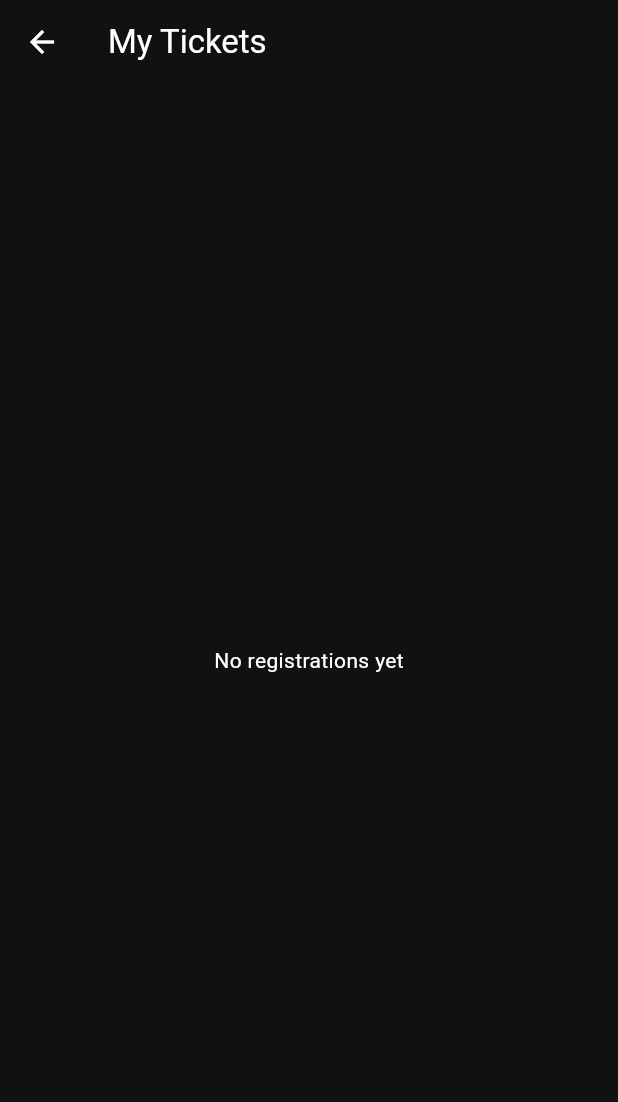
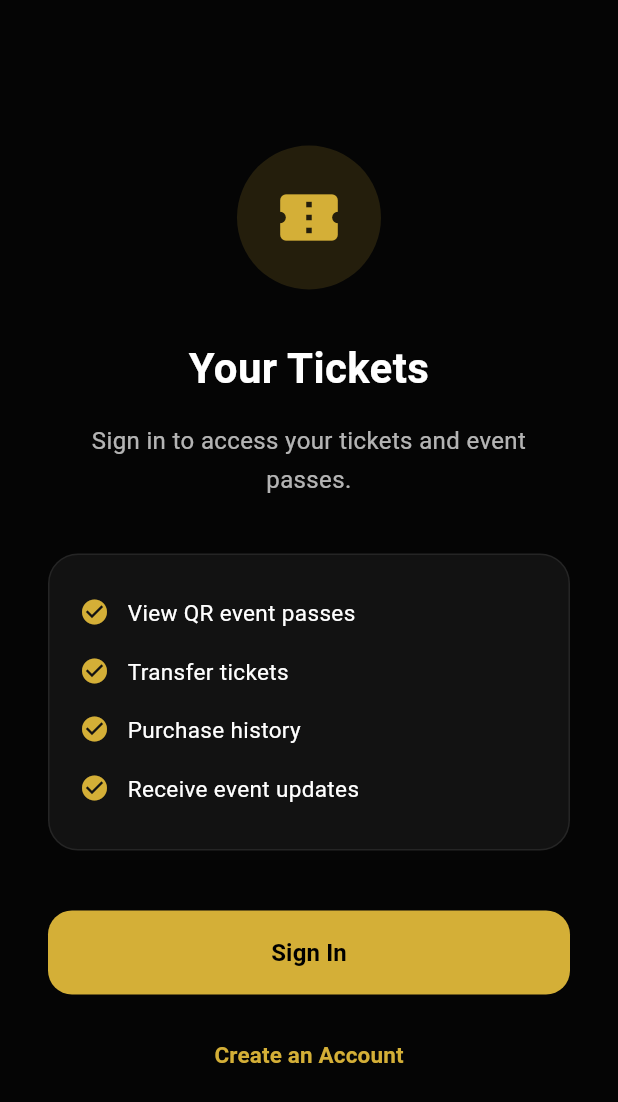
Before and after one commit to wowyouconceptproject-beep/wowyou-attendee-app, a Flutter app: the TicketsScreen screen opened directly, on a phone screen of 412 x 824 dp. Shown: the top 1102 px of the screen. Run offline on Flutter 3.47's test engine with Material 3 defaults, Android fonts, the phone set to English and light mode, and no system bars; our stand-ins replace qr_flutter, shared_preferences, socket_io_client, wakelock_plus; accounts and stored records are empty; network calls fail.

Commit message:
feat: protect attendee account screens with authentication gate

```diff
--- a/lib/screens/tickets_screen.dart
+++ b/lib/screens/tickets_screen.dart
@@ -1,26 +1,29 @@
 import "package:flutter/material.dart";
+import "package:provider/provider.dart";
 
 import "../models/event.dart";
+import "../providers/auth_provider.dart";
 import "../services/event_service.dart";
 import "../utils/storage.dart";
+import "../widgets/auth/protected_feature_view.dart";
+
 import "event_details_screen.dart";
+import "login_screen.dart";
+import "register_screen.dart";
 
-class TicketsScreen
-    extends StatefulWidget {
+class TicketsScreen extends StatefulWidget {
   const TicketsScreen({
     super.key,
   });
 
   @override
-  State<TicketsScreen>
-      createState() =>
+  State<TicketsScreen> createState() =>
       _TicketsScreenState();
 }
 
 class _TicketsScreenState
     extends State<TicketsScreen> {
-  final EventService
-      _eventService =
+  final EventService _eventService =
       EventService();
 
   List<Event> events = [];
@@ -34,31 +37,77 @@ class _TicketsScreenState
     loadTickets();
   }
 
-  Future<void> loadTickets()
-      async {
-    final token =
-        await Storage.getToken();
+  Future<void> loadTickets() async {
+    final token = await Storage.getToken();
 
     if (token == null) {
+      if (mounted) {
+        setState(() {
+          loading = false;
+        });
+      }
       return;
     }
 
+    try {
       final result =
-        await _eventService
-            .getMyRegistrations(
+          await _eventService.getMyRegistrations(
         token,
       );
+
+      if (!mounted) return;
 
       setState(() {
         events = result;
         loading = false;
       });
+    } catch (_) {
+      if (!mounted) return;
+
+      setState(() {
+        loading = false;
+      });
+    }
   }
 
   @override
-  Widget build(
-    BuildContext context,
-  ) {
+  Widget build(BuildContext context) {
+    final auth =
+        context.watch<AuthProvider>();
+
+    if (!auth.isAuthenticated) {
+      return ProtectedFeatureView(
+        icon: Icons.confirmation_number,
+        title: "Your Tickets",
+        description:
+            "Sign in to access your tickets and event passes.",
+        benefits: const [
+          "View QR event passes",
+          "Transfer tickets",
+          "Purchase history",
+          "Receive event updates",
+        ],
+        onSignIn: () {
+          Navigator.push(
+            context,
+            MaterialPageRoute(
+              builder: (_) =>
+                  const LoginScreen(),
+            ),
+          );
+        },
+        onCreateAccount: () {
+          Navigator.push(
+            context,
+            MaterialPageRoute(
+              builder: (_) =>
+                  const RegisterScreen(),
+            ),
+          );
+        },
+      );
+    }
+
     return Scaffold(
       appBar: AppBar(
         title: const Text(
@@ -73,39 +122,29 @@ class _TicketsScreenState
           : events.isEmpty
               ? const Center(
                   child: Text(
-                    "No registrations yet",
+                    "You haven't acquired any tickets yet.",
                   ),
                 )
               : ListView.builder(
-                  itemCount:
-                      events.length,
+                  itemCount: events.length,
                   itemBuilder:
-                      (
-                    context,
-                    index,
-                  ) {
+                      (context, index) {
                     final event =
-                        events[
-                            index];
+                        events[index];
 
                     return Card(
                       margin:
-                          const EdgeInsets
-                              .all(
+                          const EdgeInsets.all(
                         12,
                       ),
-                      child:
-                          ListTile(
-                        title:
-                            Text(
+                      child: ListTile(
+                        title: Text(
                           event.title,
                         ),
-                        subtitle:
-                            Text(
+                        subtitle: Text(
                           event.venue,
                         ),
-                        trailing:
-                            const Icon(
+                        trailing: const Icon(
                           Icons
                               .confirmation_number,
                         ),
@@ -113,11 +152,9 @@ class _TicketsScreenState
                           Navigator.push(
                             context,
                             MaterialPageRoute(
-                              builder:
-                                  (_) =>
+                              builder: (_) =>
                                   EventDetailsScreen(
-                                event:
-                                    event,
+                                event: event,
                               ),
                             ),
                           );
--- /dev/null
+++ b/lib/widgets/auth/protected_feature_view.dart
@@ -0,0 +1,227 @@
+import "package:flutter/material.dart";
+
+class ProtectedFeatureView extends StatelessWidget {
+  const ProtectedFeatureView({
+    super.key,
+    required this.icon,
+    required this.title,
+    required this.description,
+    required this.onSignIn,
+    required this.onCreateAccount,
+    this.benefits = const [],
+    this.footer,
+  });
+
+  final IconData icon;
+  final String title;
+  final String description;
+  final List<String> benefits;
+
+  final VoidCallback onSignIn;
+  final VoidCallback onCreateAccount;
+
+  /// Optional widget shown below the buttons.
+  /// Useful for "Continue as Guest", "Learn More", etc.
+  final Widget? footer;
+
+  @override
+  Widget build(BuildContext context) {
+    return Scaffold(
+      backgroundColor: const Color(0xFF050505),
+      body: SafeArea(
+        child: Center(
+          child: SingleChildScrollView(
+            padding: const EdgeInsets.symmetric(
+              horizontal: 32,
+            ),
+            child: Column(
+              mainAxisAlignment:
+                  MainAxisAlignment.center,
+              children: [
+                Container(
+                  width: 96,
+                  height: 96,
+                  decoration: BoxDecoration(
+                    shape: BoxShape.circle,
+                    color: const Color(
+                      0xFFD4AF37,
+                    ).withValues(
+                      alpha: 0.15,
+                    ),
+                  ),
+                  child: Icon(
+                    icon,
+                    size: 46,
+                    color: const Color(
+                      0xFFD4AF37,
+                    ),
+                  ),
+                ),
+
+                const SizedBox(
+                  height: 32,
+                ),
+
+                Text(
+                  title,
+                  textAlign: TextAlign.center,
+                  style: const TextStyle(
+                    color: Colors.white,
+                    fontSize: 28,
+                    fontWeight: FontWeight.bold,
+                  ),
+                ),
+
+                const SizedBox(
+                  height: 16,
+                ),
+
+                Text(
+                  description,
+                  textAlign: TextAlign.center,
+                  style: const TextStyle(
+                    color: Colors.white70,
+                    fontSize: 16,
+                    height: 1.6,
+                  ),
+                ),
+
+                if (benefits.isNotEmpty) ...[
+                  const SizedBox(
+                    height: 36,
+                  ),
+
+                  Container(
+                    width: double.infinity,
+                    padding: const EdgeInsets.all(
+                      20,
+                    ),
+                    decoration: BoxDecoration(
+                      color: Colors.white
+                          .withValues(
+                        alpha: 0.05,
+                      ),
+                      borderRadius:
+                          BorderRadius.circular(
+                        20,
+                      ),
+                      border: Border.all(
+                        color: Colors.white
+                            .withValues(
+                          alpha: 0.08,
+                        ),
+                      ),
+                    ),
+                    child: Column(
+                      children: benefits
+                          .map(
+                            (benefit) => Padding(
+                              padding:
+                                  const EdgeInsets.symmetric(
+                                vertical: 8,
+                              ),
+                              child: Row(
+                                crossAxisAlignment:
+                                    CrossAxisAlignment.start,
+                                children: [
+                                  const Icon(
+                                    Icons.check_circle,
+                                    color: Color(
+                                      0xFFD4AF37,
+                                    ),
+                                    size: 20,
+                                  ),
+
+                                  const SizedBox(
+                                    width: 12,
+                                  ),
+
+                                  Expanded(
+                                    child: Text(
+                                      benefit,
+                                      style:
+                                          const TextStyle(
+                                        color: Colors.white,
+                                        fontSize: 15,
+                                        height: 1.5,
+                                      ),
+                                    ),
+                                  ),
+                                ],
+                              ),
+                            ),
+                          )
+                          .toList(),
+                    ),
+                  ),
+                ],
+
+                const SizedBox(
+                  height: 40,
+                ),
+
+                SizedBox(
+                  width: double.infinity,
+                  height: 56,
+                  child: FilledButton(
+                    style: FilledButton.styleFrom(
+                      backgroundColor:
+                          const Color(
+                        0xFFD4AF37,
+                      ),
+                      foregroundColor:
+                          Colors.black,
+                      shape:
+                          RoundedRectangleBorder(
+                        borderRadius:
+                            BorderRadius.circular(
+                          16,
+                        ),
+                      ),
+                    ),
+                    onPressed: onSignIn,
+                    child: const Text(
+                      "Sign In",
+                      style: TextStyle(
+                        fontSize: 16,
+                        fontWeight:
+                            FontWeight.bold,
+                      ),
+                    ),
+                  ),
+                ),
+
+                const SizedBox(
+                  height: 16,
+                ),
+
+                TextButton(
+                  onPressed:
+                      onCreateAccount,
+                  child: const Text(
+                    "Create an Account",
+                    style: TextStyle(
+                      color: Color(
+                        0xFFD4AF37,
+                      ),
+                      fontSize: 15,
+                      fontWeight:
+                          FontWeight.w600,
+                    ),
+                  ),
+                ),
+
+                if (footer != null) ...[
+                  const SizedBox(
+                    height: 24,
+                  ),
+                  footer!,
+                ],
+              ],
+            ),
+          ),
+        ),
+      ),
+    );
+  }
+}
```
Also changed, not shown: lib/screens/my_events_screen.dart (+71 -60 lines), lib/screens/settings/settings_screen.dart (+46 -7 lines). Lines whose indentation alone changed are shown as unchanged.
